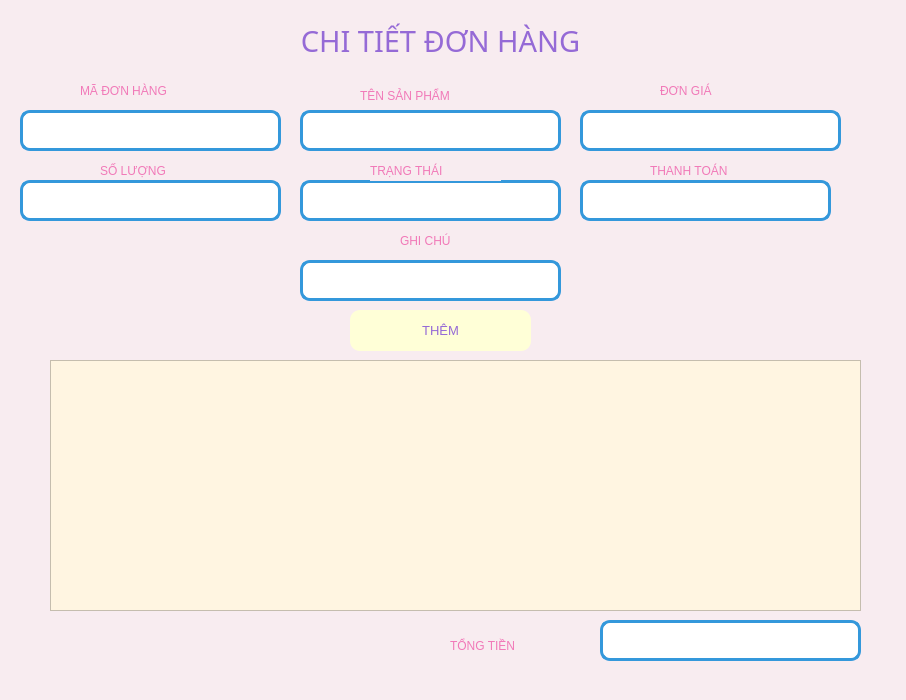
The window that Donhang/themCT.ui (minhngoc22/Pet-Store) describes before a commit, drawn with Qt 5.
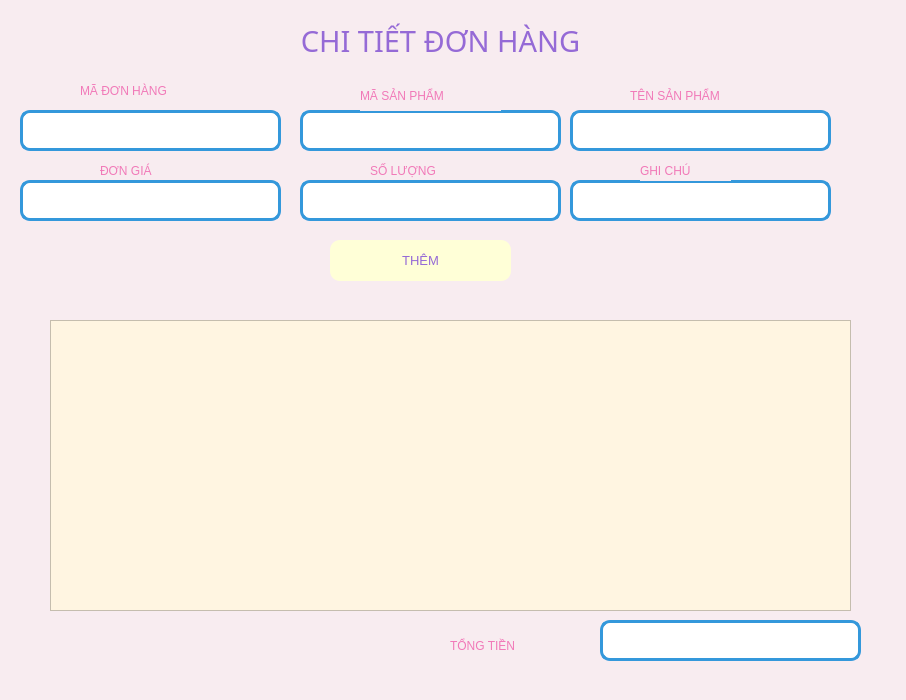
The same window after the commit. Icons and pictures are not drawn.

The edit to the form file:
```diff
--- a/Donhang/themCT.ui
+++ b/Donhang/themCT.ui
@@ -20,9 +20,9 @@
    <property name="geometry">
     <rect>
      <x>50</x>
-     <y>360</y>
-     <width>811</width>
-     <height>251</height>
+     <y>320</y>
+     <width>801</width>
+     <height>291</height>
     </rect>
    </property>
    <property name="styleSheet">
@@ -85,8 +85,8 @@
   <widget class="QPlainTextEdit" name="txt_note">
    <property name="geometry">
     <rect>
-     <x>300</x>
-     <y>260</y>
+     <x>570</x>
+     <y>180</y>
      <width>261</width>
      <height>41</height>
     </rect>
@@ -100,7 +100,7 @@
   <widget class="QLabel" name="label_2">
    <property name="geometry">
     <rect>
-     <x>100</x>
+     <x>370</x>
      <y>160</y>
      <width>101</width>
      <height>21</height>
@@ -118,7 +118,7 @@
   <widget class="QLabel" name="label">
    <property name="geometry">
     <rect>
-     <x>360</x>
+     <x>630</x>
      <y>80</y>
      <width>141</width>
      <height>31</height>
@@ -151,8 +151,8 @@
   <widget class="QLabel" name="label_6">
    <property name="geometry">
     <rect>
-     <x>660</x>
-     <y>80</y>
+     <x>100</x>
+     <y>160</y>
      <width>101</width>
      <height>21</height>
     </rect>
@@ -169,8 +169,8 @@
   <widget class="QLabel" name="label_7">
    <property name="geometry">
     <rect>
-     <x>400</x>
-     <y>230</y>
+     <x>640</x>
+     <y>160</y>
      <width>91</width>
      <height>21</height>
     </rect>
@@ -187,7 +187,7 @@
   <widget class="QTextEdit" name="txt_soluong">
    <property name="geometry">
     <rect>
-     <x>20</x>
+     <x>300</x>
      <y>180</y>
      <width>261</width>
      <height>41</height>
@@ -202,8 +202,8 @@
   <widget class="QTextEdit" name="txt_dongia">
    <property name="geometry">
     <rect>
-     <x>580</x>
-     <y>110</y>
+     <x>20</x>
+     <y>180</y>
      <width>261</width>
      <height>41</height>
     </rect>
@@ -235,8 +235,8 @@
   <widget class="QPushButton" name="btn_them">
    <property name="geometry">
     <rect>
-     <x>350</x>
-     <y>310</y>
+     <x>330</x>
+     <y>240</y>
      <width>181</width>
      <height>41</height>
     </rect>
@@ -253,129 +253,6 @@
     <string>THÊM</string>
    </property>
   </widget>
-  <widget class="QComboBox" name="cbo_tenSP">
-   <property name="geometry">
-    <rect>
-     <x>300</x>
-     <y>110</y>
-     <width>261</width>
-     <height>41</height>
-    </rect>
-   </property>
-   <property name="font">
-    <font>
-     <weight>75</weight>
-     <bold>true</bold>
-    </font>
-   </property>
-   <property name="styleSheet">
-    <string notr="true">QComboBox {
-          background-color: white;
-          border: 3px solid #3498db;  /* Viền xanh dương */
-          border-radius: 10px;
-          padding: 5px;
-      }
-      QComboBox::drop-down {
-          border: none;
-          background: transparent;
-      }
-      QComboBox::down-arrow {
-          image: url(down-arrow.png); /* Thay bằng icon của bạn */
-          width: 14px;
-          height: 14px;
-      }</string>
-   </property>
-  </widget>
-  <widget class="QComboBox" name="cbo_trangthai">
-   <property name="geometry">
-    <rect>
-     <x>300</x>
-     <y>180</y>
-     <width>261</width>
-     <height>41</height>
-    </rect>
-   </property>
-   <property name="styleSheet">
-    <string notr="true">QComboBox {
-          background-color: white;
-          border: 3px solid #3498db;  /* Viền xanh dương */
-          border-radius: 10px;
-          padding: 5px;
-      }
-      QComboBox::drop-down {
-          border: none;
-          background: transparent;
-      }
-      QComboBox::down-arrow {
-          image: url(down-arrow.png); /* Thay bằng icon của bạn */
-          width: 14px;
-          height: 14px;
-      }</string>
-   </property>
-  </widget>
-  <widget class="QLabel" name="label_8">
-   <property name="geometry">
-    <rect>
-     <x>370</x>
-     <y>160</y>
-     <width>131</width>
-     <height>21</height>
-    </rect>
-   </property>
-   <property name="styleSheet">
-    <string notr="true">font: 87 10pt &quot;Segoe UI Black&quot;;
-color: rgb(241, 121, 184);
-</string>
-   </property>
-   <property name="text">
-    <string>TRẠNG THÁI</string>
-   </property>
-  </widget>
-  <widget class="QLabel" name="label_9">
-   <property name="geometry">
-    <rect>
-     <x>650</x>
-     <y>160</y>
-     <width>131</width>
-     <height>21</height>
-    </rect>
-   </property>
-   <property name="styleSheet">
-    <string notr="true">font: 87 10pt &quot;Segoe UI Black&quot;;
-color: rgb(241, 121, 184);
-</string>
-   </property>
-   <property name="text">
-    <string>THANH TOÁN</string>
-   </property>
-  </widget>
-  <widget class="QComboBox" name="cbo_thanhtoan">
-   <property name="geometry">
-    <rect>
-     <x>580</x>
-     <y>180</y>
-     <width>251</width>
-     <height>41</height>
-    </rect>
-   </property>
-   <property name="styleSheet">
-    <string notr="true">QComboBox {
-          background-color: white;
-          border: 3px solid #3498db;  /* Viền xanh dương */
-          border-radius: 10px;
-          padding: 5px;
-      }
-      QComboBox::drop-down {
-          border: none;
-          background: transparent;
-      }
-      QComboBox::down-arrow {
-          image: url(down-arrow.png); /* Thay bằng icon của bạn */
-          width: 14px;
-          height: 14px;
-      }</string>
-   </property>
-  </widget>
   <widget class="QLabel" name="label_3">
    <property name="geometry">
     <rect>
@@ -409,6 +286,54 @@
         background-color: #ffffff</string>
    </property>
   </widget>
+  <widget class="QTextEdit" name="txt_masp">
+   <property name="geometry">
+    <rect>
+     <x>300</x>
+     <y>110</y>
+     <width>261</width>
+     <height>41</height>
+    </rect>
+   </property>
+   <property name="styleSheet">
+    <string notr="true">border-radius: 10px;
+        border: 3px solid #3498db;  /* Viền xanh dương */
+        background-color: #ffffff</string>
+   </property>
+  </widget>
+  <widget class="QTextEdit" name="txt_tensp">
+   <property name="geometry">
+    <rect>
+     <x>570</x>
+     <y>110</y>
+     <width>261</width>
+     <height>41</height>
+    </rect>
+   </property>
+   <property name="styleSheet">
+    <string notr="true">border-radius: 10px;
+        border: 3px solid #3498db;  /* Viền xanh dương */
+        background-color: #ffffff</string>
+   </property>
+  </widget>
+  <widget class="QLabel" name="label_4">
+   <property name="geometry">
+    <rect>
+     <x>360</x>
+     <y>80</y>
+     <width>141</width>
+     <height>31</height>
+    </rect>
+   </property>
+   <property name="styleSheet">
+    <string notr="true">font: 87 10pt &quot;Segoe UI Black&quot;;
+color: rgb(241, 121, 184);
+</string>
+   </property>
+   <property name="text">
+    <string>MÃ SẢN PHẨM</string>
+   </property>
+  </widget>
  </widget>
  <resources/>
  <connections/>
```
